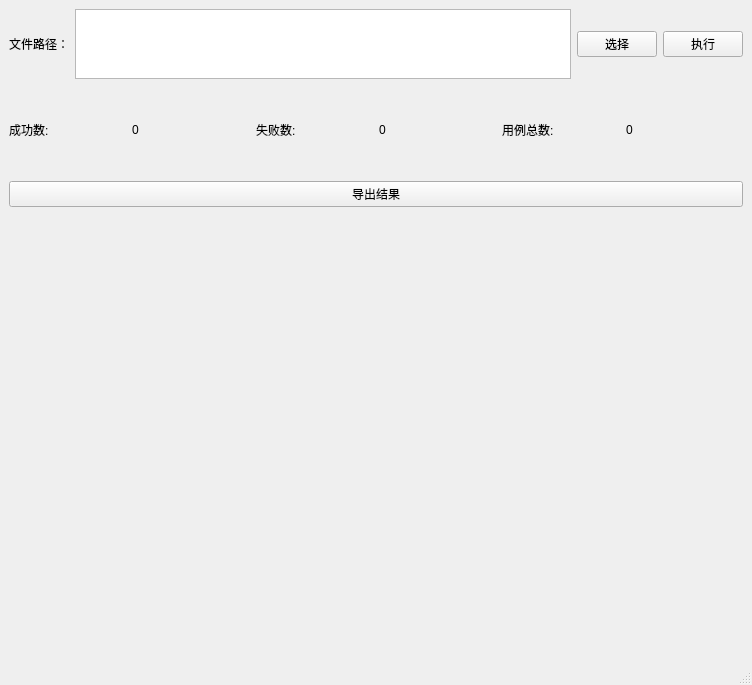
irina-zou/testcase_zbq01, file resource/ui/MainWindow.ui: the form before one commit.
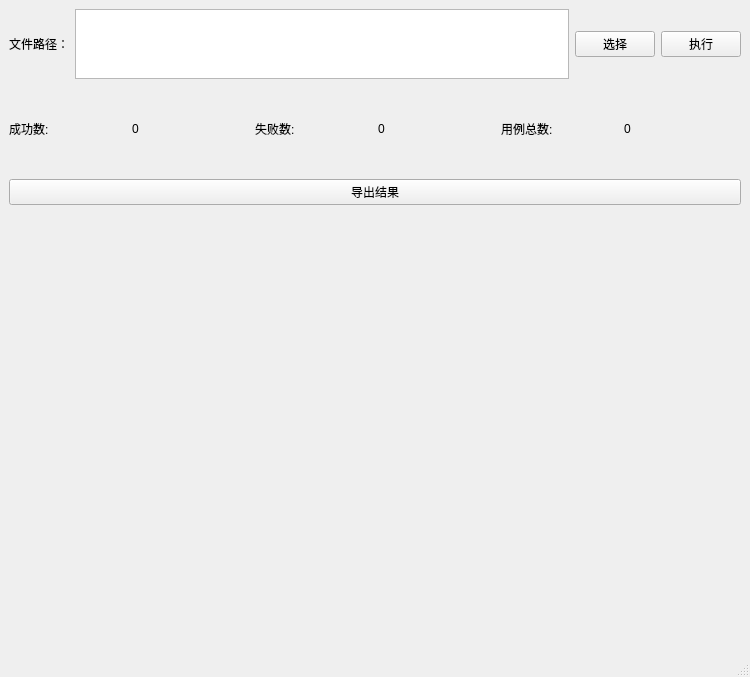
The form after the commit.

What changed in the file:
```diff
--- a/resource/ui/MainWindow.ui
+++ b/resource/ui/MainWindow.ui
@@ -6,8 +6,8 @@
    <rect>
     <x>0</x>
     <y>0</y>
-    <width>752</width>
-    <height>685</height>
+    <width>750</width>
+    <height>677</height>
    </rect>
   </property>
   <property name="windowTitle">
```
Left out of the diff: 2 changed lines with no effect on the pictures.
